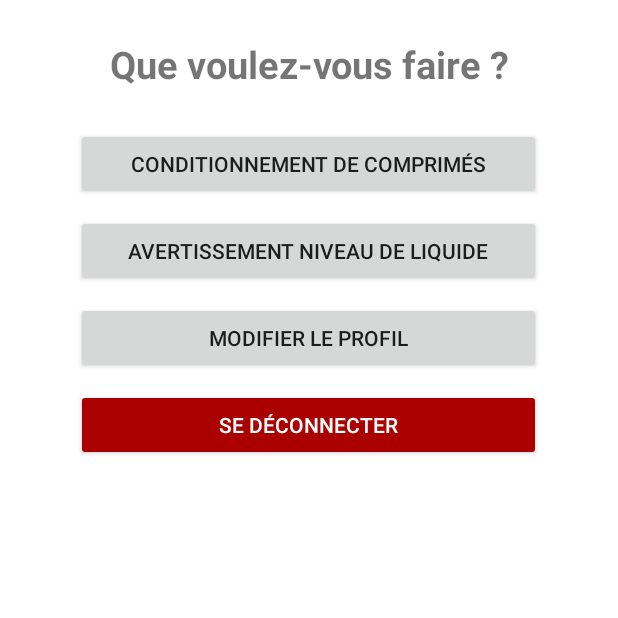
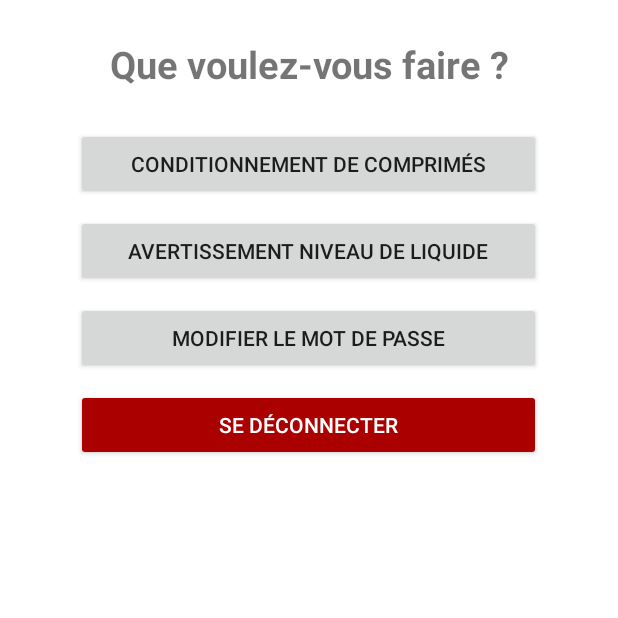
Before and after one commit to LouisFitdevoie/ProjetAndroid, an Android app: the ChoixAutomateActivity screen opened directly, with no data from a screen before it, on a phone screen of 412 x 824 dp, the top half of it. Run offline under Robolectric (Android 15) with nearby library versions, the phone set to English and light mode, and no system bars.

Commit message:
Modification AlertDialog pour le changement de mot de passe

```diff
--- a/app/src/main/res/layout/activity_choix_automate.xml
+++ b/app/src/main/res/layout/activity_choix_automate.xml
@@ -50,7 +50,7 @@
         android:layout_centerHorizontal="true"
         android:layout_below="@+id/bt_choixAutomate_niveau"
         android:layout_marginTop="10dp"
-        android:text="Modifier le profil"
+        android:text="Modifier le mot de passe"
         android:onClick="onChoixAutomateClickManager"
         tools:ignore="onclick"
         />
```
